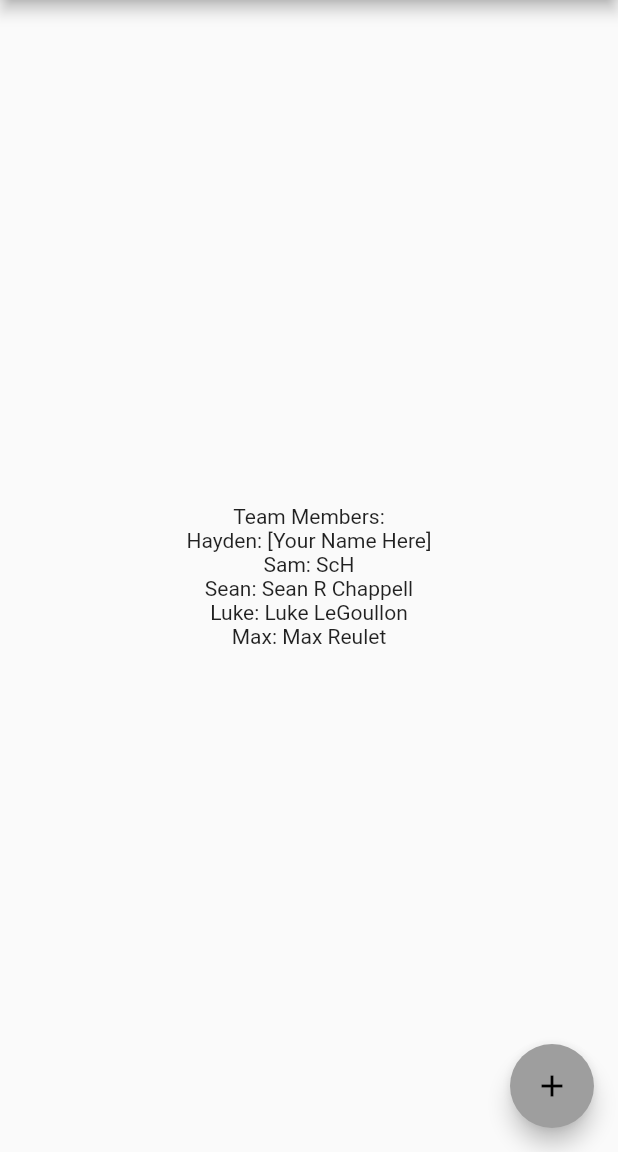
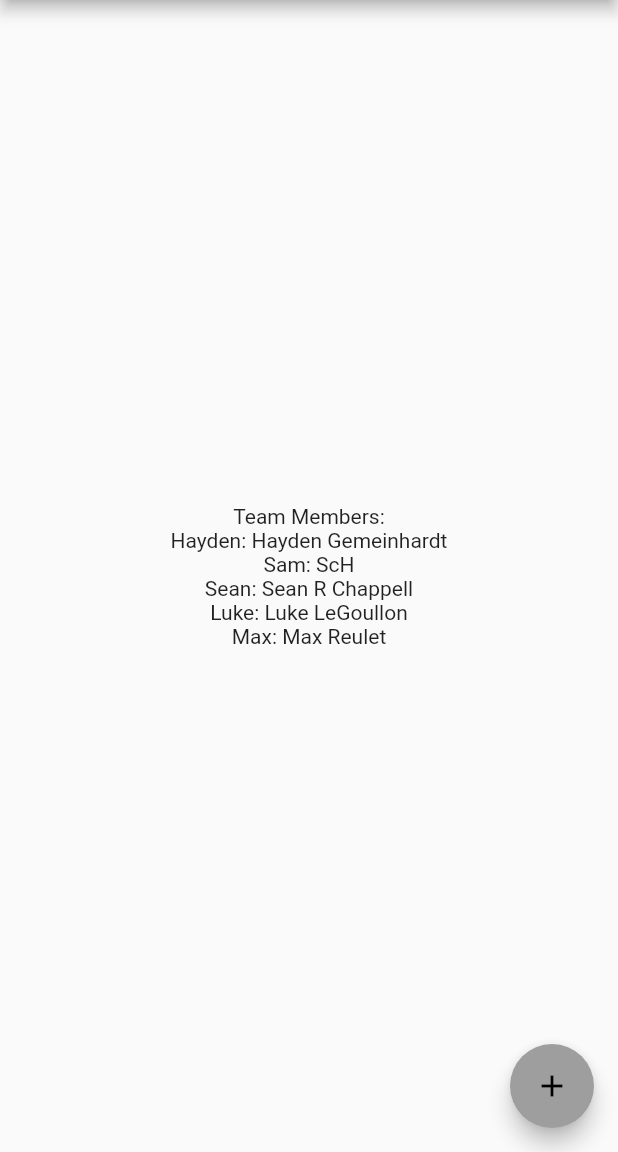
Before and after one commit to 70803-Dev-Team/CourtSide, a Flutter app: the screen it shows after launch, on a phone screen of 412 x 824 dp, the part 84-1236 px from its top. Run offline on Flutter 3.47's test engine with Material 2 defaults, Android fonts, the light colour scheme and no system bars; our stand-ins replace firebase_core; accounts and stored records are empty.

Commit message:
Update main.dart

```diff
--- a/lib/main.dart
+++ b/lib/main.dart
@@ -99,7 +99,7 @@ class _MyHomePageState extends State<MyHomePage> {
               'Team Members:',
             ),
             Text(
-              'Hayden: [Your Name Here]',
+              'Hayden: Hayden Gemeinhardt',
             ),
             Text(
               'Sam: ScH',
```
